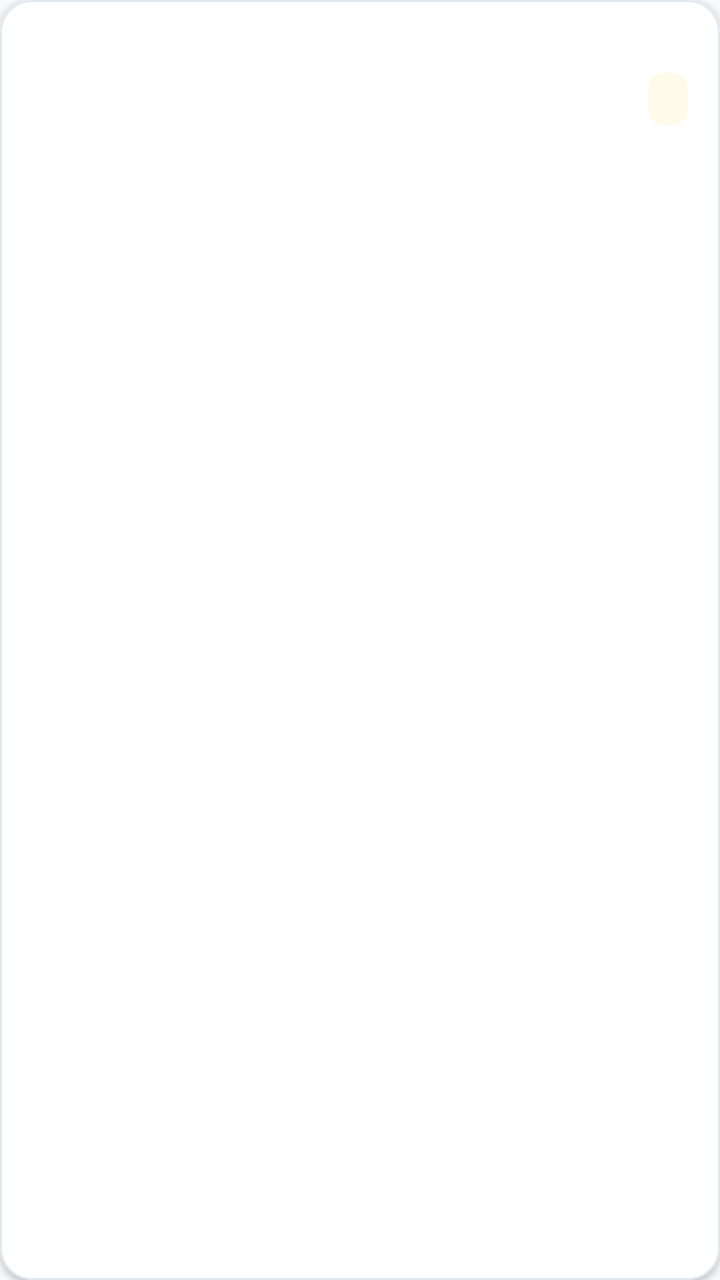
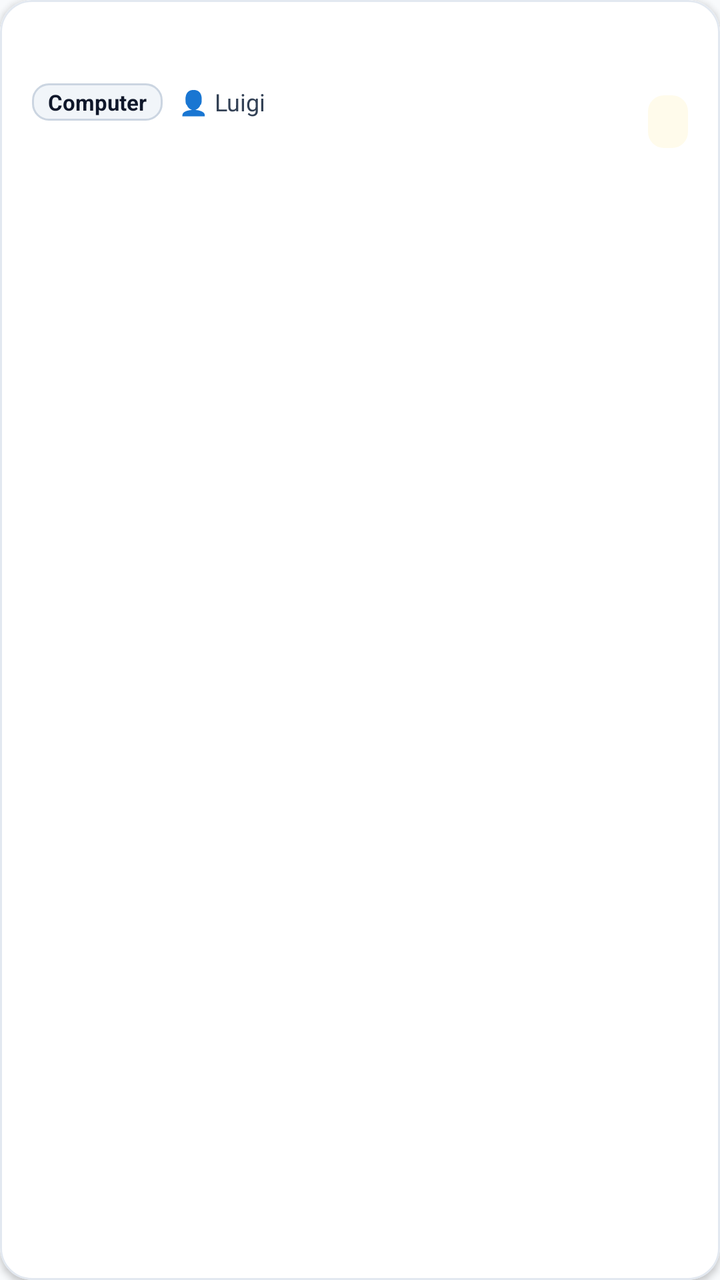

Before-and-after screenshots of an Android layout around one commit, followed by the original layout XML and the change that was made.
<!-- AndroidManifest.xml: application theme Theme.TechInterventionApp -->
<!-- res/layout/item_intervention.xml -->
<?xml version="1.0" encoding="utf-8"?>
<com.google.android.material.card.MaterialCardView
    xmlns:android="http://schemas.android.com/apk/res/android"
    xmlns:app="http://schemas.android.com/apk/res-auto"
    android:layout_width="match_parent"
    android:layout_height="wrap_content"
    android:layout_marginHorizontal="12dp"
    android:layout_marginVertical="6dp"
    app:cardCornerRadius="16dp"
    app:cardElevation="2dp"
    app:strokeColor="@color/border_subtle"
    app:strokeWidth="1dp">

    <androidx.constraintlayout.widget.ConstraintLayout
        android:layout_width="match_parent"
        android:layout_height="wrap_content"
        android:background="@color/surface"
        android:padding="16dp">

        <TextView
            android:id="@+id/tv_client_name"
            android:layout_width="0dp"
            android:layout_height="wrap_content"
            android:textSize="16sp"
            android:textStyle="bold"
            android:textColor="@color/text_primary"
            app:layout_constraintTop_toTopOf="parent"
            app:layout_constraintStart_toStartOf="parent"
            app:layout_constraintEnd_toStartOf="@id/tv_status" />

        <TextView
            android:id="@+id/tv_date"
            android:layout_width="0dp"
            android:layout_height="wrap_content"
            android:textSize="13sp"
            android:textStyle="bold"
            android:textColor="@color/secondary"
            android:layout_marginTop="4dp"
            app:layout_constraintTop_toBottomOf="@id/tv_client_name"
            app:layout_constraintStart_toStartOf="parent"
            app:layout_constraintEnd_toStartOf="@id/tv_status" />

        <TextView
            android:id="@+id/tv_description"
            android:layout_width="0dp"
            android:layout_height="wrap_content"
            android:textSize="13sp"
            android:textColor="@color/text_secondary"
            android:layout_marginTop="6dp"
            android:maxLines="2"
            android:ellipsize="end"
            app:layout_constraintTop_toBottomOf="@id/tv_date"
            app:layout_constraintStart_toStartOf="parent"
            app:layout_constraintEnd_toStartOf="@id/tv_status"
            app:layout_constraintBottom_toBottomOf="parent" />

        <TextView
            android:id="@+id/tv_status"
            android:layout_width="wrap_content"
            android:layout_height="wrap_content"
            android:textSize="12sp"
            android:textStyle="bold"
            android:paddingHorizontal="10dp"
            android:paddingVertical="5dp"
            android:background="@drawable/badge_status_open"
            android:textColor="@color/badge_open_text"
            app:layout_constraintTop_toTopOf="parent"
            app:layout_constraintBottom_toBottomOf="parent"
            app:layout_constraintEnd_toEndOf="parent" />

    </androidx.constraintlayout.widget.ConstraintLayout>
</com.google.android.material.card.MaterialCardView>
<!-- resources referenced by this layout -->
<resources>
  <color name="badge_open_text">#B45309</color>
  <color name="border_subtle">#E2E8F0</color>
  <color name="secondary">#D97706</color>
  <color name="surface">#FFFFFF</color>
  <color name="text_primary">#0F172A</color>
  <color name="text_secondary">#334155</color>
  <!-- drawable badge_status_open (drawable) -->
  <?xml version="1.0" encoding="utf-8"?>
  <shape xmlns:android="http://schemas.android.com/apk/res/android"
      android:shape="rectangle">
      <corners android:radius="8dp" />
      <solid android:color="@color/badge_open_bg" />
      <padding
          android:left="10dp"
          android:right="10dp"
          android:top="4dp"
          android:bottom="4dp" />
  </shape>
  <style name="Theme.TechInterventionApp" parent="Theme.MaterialComponents.Light.NoActionBar">
          
          <item name="colorPrimary">@color/primary</item>
          <item name="colorPrimaryVariant">@color/primary_variant</item>
          <item name="colorOnPrimary">@color/white</item>
          <item name="colorSecondary">@color/secondary</item>
          <item name="colorSecondaryVariant">@color/secondary_variant</item>
          <item name="colorOnSecondary">@color/white</item>
          <item name="colorError">@color/error</item>
  
          
          <item name="android:colorBackground">@color/background</item>
          <item name="colorSurface">@color/surface</item>
          <item name="colorOnSurface">@color/text_primary</item>
  
          
          <item name="android:textColor">@color/text_primary</item>
          <item name="android:textColorPrimary">@color/text_primary</item>
          <item name="android:textColorSecondary">@color/text_secondary</item>
          <item name="android:textColorHint">@color/text_muted</item>
  
          
          <item name="android:statusBarColor">@color/background</item>
          <item name="android:windowLightStatusBar">true</item>
          <item name="android:navigationBarColor">@color/surface</item>
          <item name="android:windowLightNavigationBar">true</item>
  
          
          <item name="textInputStyle">@style/Widget.App.TextInputLayout</item>
      </style>
  <color name="badge_open_bg">#FFFBEB</color>
  <color name="primary">#1E40AF</color>
  <color name="primary_variant">#172554</color>
  <color name="white">#FFFFFF</color>
  <color name="secondary_variant">#B45309</color>
  <color name="error">#DC2626</color>
  <color name="background">#F8FAFC</color>
  <color name="text_muted">#64748B</color>
  <style name="Widget.App.TextInputLayout" parent="Widget.MaterialComponents.TextInputLayout.OutlinedBox">
          <item name="boxStrokeColor">@color/primary</item>
          <item name="boxStrokeWidth">1.5dp</item>
          <item name="boxCornerRadiusTopStart">12dp</item>
          <item name="boxCornerRadiusTopEnd">12dp</item>
          <item name="boxCornerRadiusBottomStart">12dp</item>
          <item name="boxCornerRadiusBottomEnd">12dp</item>
          <item name="hintTextColor">@color/primary</item>
          <item name="android:textColorHint">@color/text_muted</item>
      </style>
</resources>

<!-- the commit's change to res/layout/item_intervention.xml (unified diff, before → after) -->
@@ -28,6 +28,39 @@
             app:layout_constraintStart_toStartOf="parent"
             app:layout_constraintEnd_toStartOf="@id/tv_status" />
 
+        <LinearLayout
+            android:id="@+id/layout_tags"
+            android:layout_width="0dp"
+            android:layout_height="wrap_content"
+            android:orientation="horizontal"
+            android:gravity="center_vertical"
+            android:layout_marginTop="4dp"
+            app:layout_constraintTop_toBottomOf="@id/tv_client_name"
+            app:layout_constraintStart_toStartOf="parent"
+            app:layout_constraintEnd_toStartOf="@id/tv_status">
+
+            <TextView
+                android:id="@+id/tv_department"
+                android:layout_width="wrap_content"
+                android:layout_height="wrap_content"
+                android:background="@drawable/bg_badge_department"
+                android:paddingHorizontal="8dp"
+                android:paddingVertical="2dp"
+                android:textSize="11sp"
+                android:textStyle="bold"
+                android:textColor="@color/text_primary"
+                android:text="Computer" />
+
+            <TextView
+                android:id="@+id/tv_assigned_to"
+                android:layout_width="wrap_content"
+                android:layout_height="wrap_content"
+                android:textSize="12sp"
+                android:textColor="@color/text_secondary"
+                android:layout_marginStart="8dp"
+                android:text="👤 Luigi" />
+        </LinearLayout>
+
         <TextView
             android:id="@+id/tv_date"
             android:layout_width="0dp"
@@ -36,7 +69,7 @@
             android:textStyle="bold"
             android:textColor="@color/secondary"
             android:layout_marginTop="4dp"
-            app:layout_constraintTop_toBottomOf="@id/tv_client_name"
+            app:layout_constraintTop_toBottomOf="@id/layout_tags"
             app:layout_constraintStart_toStartOf="parent"
             app:layout_constraintEnd_toStartOf="@id/tv_status" />
 
<!-- resource entries referenced after the edit -->
@@ -17,6 +17,14 @@
           android:right="10dp"
           android:top="4dp"
           android:bottom="4dp" />
+  </shape>
+  <!-- drawable bg_badge_department (drawable) -->
+  <?xml version="1.0" encoding="utf-8"?>
+  <shape xmlns:android="http://schemas.android.com/apk/res/android"
+      android:shape="rectangle">
+      <solid android:color="#F1F5F9" />
+      <corners android:radius="8dp" />
+      <stroke android:width="1dp" android:color="#CBD5E1" />
   </shape>
   <style name="Theme.TechInterventionApp" parent="Theme.MaterialComponents.Light.NoActionBar">
           
